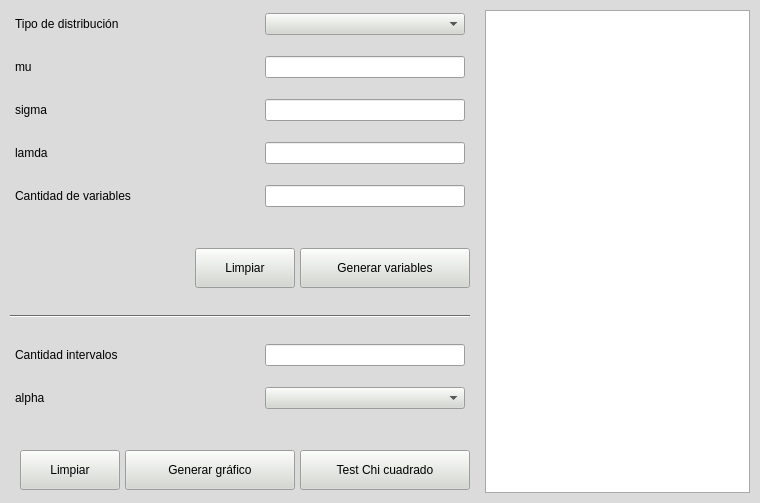
Above: tp3/generador_variables/interfaz/ventana_generador_variables.ui from MMariatti/SIM4K4 before the change. Below: the same form after it.
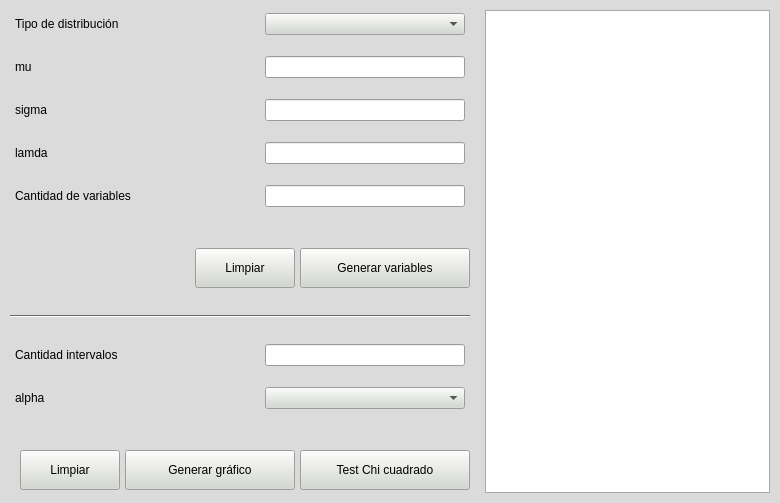
That is the form after the change. Icons and pictures are not drawn.

Commit message: Mejoro tamaño de tabla

```diff
--- a/tp3/generador_variables/interfaz/ventana_generador_variables.ui
+++ b/tp3/generador_variables/interfaz/ventana_generador_variables.ui
@@ -6,10 +6,16 @@
    <rect>
     <x>0</x>
     <y>0</y>
-    <width>760</width>
+    <width>780</width>
     <height>461</height>
    </rect>
   </property>
+  <property name="minimumSize">
+   <size>
+    <width>780</width>
+    <height>0</height>
+   </size>
+  </property>
   <property name="palette">
    <palette>
     <active>
@@ -1073,9 +1079,15 @@
        <layout class="QHBoxLayout" name="lyt_vertical_1_1">
         <item>
          <widget class="QTableWidget" name="grid_variables_generadas">
+          <property name="sizePolicy">
+           <sizepolicy hsizetype="MinimumExpanding" vsizetype="MinimumExpanding">
+            <horstretch>0</horstretch>
+            <verstretch>0</verstretch>
+           </sizepolicy>
+          </property>
           <property name="minimumSize">
            <size>
-            <width>250</width>
+            <width>270</width>
             <height>420</height>
            </size>
           </property>
@@ -1083,7 +1095,7 @@
            <set>QAbstractItemView::NoEditTriggers</set>
           </property>
           <attribute name="horizontalHeaderDefaultSectionSize">
-           <number>124</number>
+           <number>135</number>
           </attribute>
           <attribute name="horizontalHeaderStretchLastSection">
            <bool>true</bool>
```
The commit also changes 1 other file.
